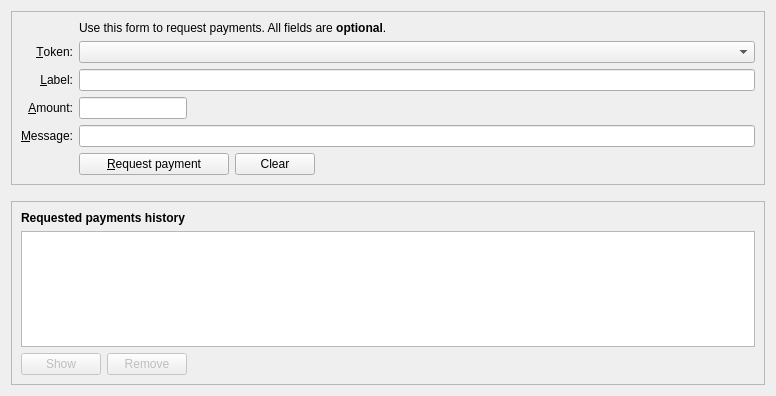
chaintope/tapyrus-core, file src/qt/forms/receivecoinsdialog.ui: the form before one commit.
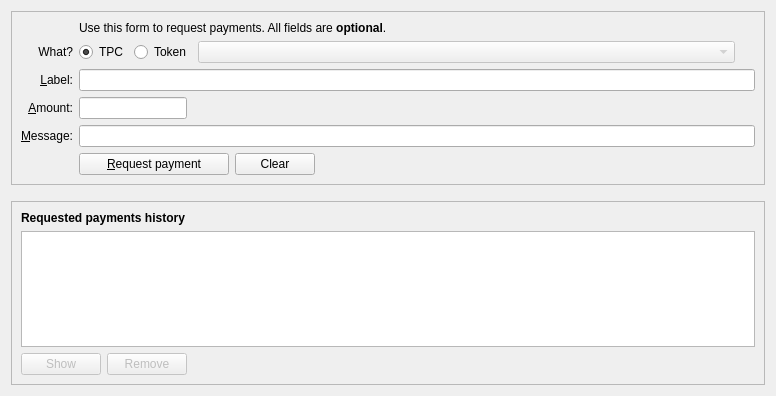
The form after the commit. Icons and pictures are not drawn. Custom widgets are drawn as their Qt base class.

Commit message: Improve colored coin GUI: token-aware amount field, receive/send fixes

```diff
--- a/src/qt/forms/receivecoinsdialog.ui
+++ b/src/qt/forms/receivecoinsdialog.ui
@@ -77,7 +77,7 @@
         <item row="3" column="0">
          <widget class="QLabel" name="labelToken">
           <property name="text">
-           <string>&amp;Token:</string>
+           <string>What?</string>
           </property>
           <property name="alignment">
            <set>Qt::AlignRight|Qt::AlignTrailing|Qt::AlignVCenter</set>
@@ -88,17 +88,66 @@
          </widget>
         </item>
         <item row="3" column="2">
+         <layout class="QHBoxLayout" name="tokenSelectionLayout">
+          <property name="leftMargin">
+           <number>0</number>
+          </property>
+          <property name="topMargin">
+           <number>0</number>
+          </property>
+          <property name="rightMargin">
+           <number>0</number>
+          </property>
+          <property name="bottomMargin">
+           <number>0</number>
+          </property>
+          <item>
+           <widget class="QRadioButton" name="radioTPC">
+            <property name="text">
+             <string>TPC</string>
+            </property>
+            <property name="checked">
+             <bool>true</bool>
+            </property>
+           </widget>
+          </item>
+          <item>
+           <widget class="QRadioButton" name="radioToken">
+            <property name="text">
+             <string>Token</string>
+            </property>
+           </widget>
+          </item>
+          <item>
          <widget class="QComboBox" name="reqToken">
+            <property name="enabled">
+             <bool>false</bool>
+            </property>
           <property name="toolTip">
            <string>Select TPC or a token type to generate a receiving address for</string>
           </property>
           <property name="sizePolicy">
            <sizepolicy hsizetype="Expanding" vsizetype="Fixed">
-            <horstretch>0</horstretch>
+              <horstretch>1</horstretch>
             <verstretch>0</verstretch>
            </sizepolicy>
           </property>
          </widget>
+          </item>
+          <item>
+           <spacer name="tokenSelectionSpacer">
+            <property name="orientation">
+             <enum>Qt::Horizontal</enum>
+            </property>
+            <property name="sizeHint" stdset="0">
+             <size>
+              <width>20</width>
+              <height>20</height>
+             </size>
+            </property>
+           </spacer>
+          </item>
+         </layout>
         </item>
         <item row="4" column="0">
          <widget class="QLabel" name="label_2">
```
Left out of the diff: 2 changed lines with no effect on the pictures. Lines whose indentation alone changed are shown as unchanged. The commit also changes 10 other files.
